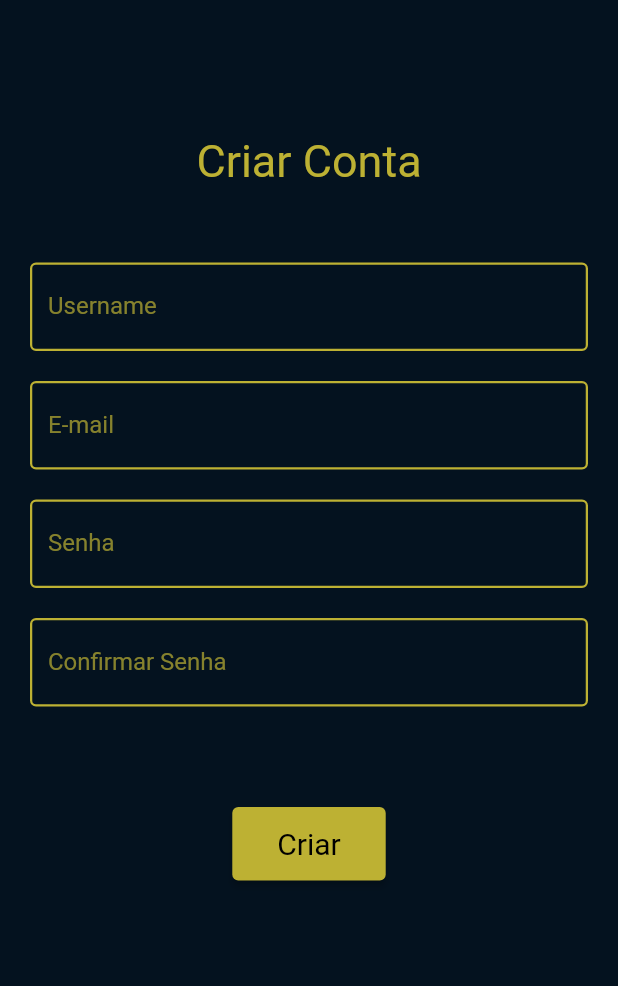
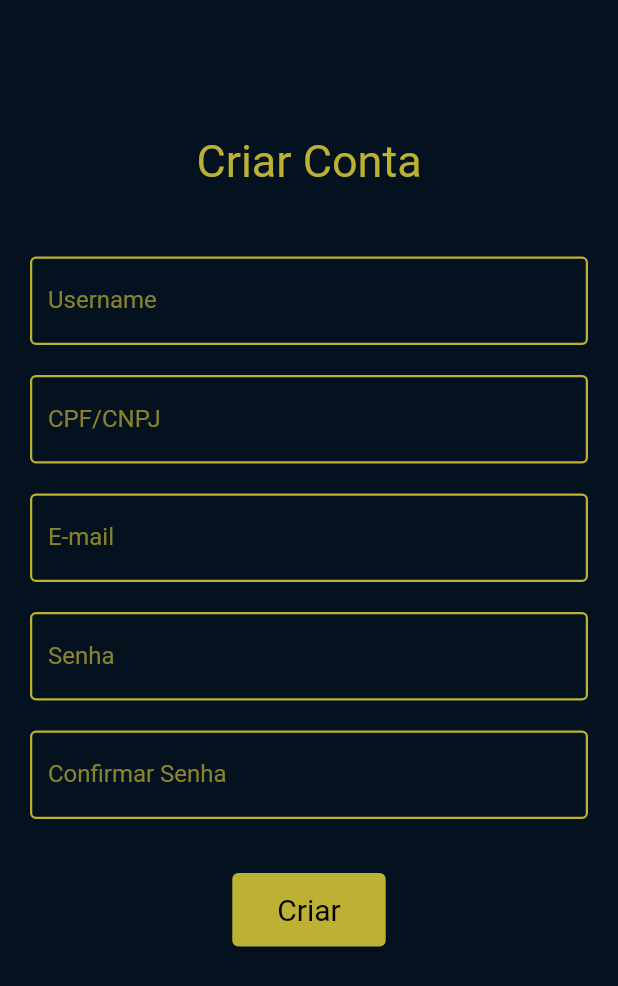
Before and after one commit to JussaraR/pi5vtr, a Flutter app: the screen it shows after launch, after a tap on "Registre-se", on a phone screen of 412 x 824 dp. Shown: the top 986 px of the screen. Run offline on Flutter 3.47's test engine with Material 2 defaults, Android fonts, the phone set to English and light mode, and no system bars; missing offline and left inert: dart:ffi; Roboto replaces fonts that are missing (Arial).

Commit message:
criação de tratamentos - tela de cadastro

```diff
--- a/lib/cadastro.dart
+++ b/lib/cadastro.dart
@@ -2,6 +2,7 @@ import 'package:pi5vtr/home_produtos.dart';
 import 'package:flutter/material.dart';
 import 'package:http/http.dart' as http;
 import "dart:convert";
+import 'package:pi5vtr/login.dart';
 
 class Cadastro extends StatefulWidget {
 
@@ -15,7 +16,15 @@ class _CadastroState extends State<Cadastro> {
   TextEditingController _emailController = TextEditingController();
   TextEditingController _passwordController = TextEditingController();
   TextEditingController _passwordConfirmController = TextEditingController();
+  TextEditingController _cpfCnpjController = TextEditingController();
+
   String mensagemErro = "";
+
+  erroCriarConta(String mensagem){
+    setState(() {
+      mensagemErro = mensagem;
+    });
+  }
 
   @override
   Widget build(BuildContext context) {
@@ -39,7 +48,7 @@ class _CadastroState extends State<Cadastro> {
                             //   "images/vtr_logo.png",
                             // ),
                             Padding(
-                              padding: EdgeInsets.fromLTRB(0, 50, 0, 50),
+                              padding: EdgeInsets.fromLTRB(0, 50, 0, 25),
                               child: Text(
                                 "Criar Conta",
                                 style: TextStyle(
@@ -47,6 +56,15 @@ class _CadastroState extends State<Cadastro> {
                                     fontWeight: FontWeight.w400,
                                     color: Color.fromRGBO(189, 177, 51, 1)
                                 ),
+                              ),
+                            ),
+                            Text(
+                                mensagemErro,
+                              style: TextStyle(
+                                fontSize: 18,
+                                fontWeight: FontWeight.w400,
+                                letterSpacing: -0.5,
+                                color: Colors.red,
                               ),
                             ),
                             TextField(
@@ -60,6 +78,25 @@ class _CadastroState extends State<Cadastro> {
                                   disabledBorder: OutlineInputBorder(borderSide: BorderSide(style: BorderStyle.solid, width: 1.5, color: Color.fromRGBO(189, 177, 51, 1))),
                                   label: Text(
                                       "Username",
+                                      style: TextStyle(
+                                        color: Color.fromRGBO(189, 177, 51, 0.7),
+                                      )
+                                  ),
+                                  border: OutlineInputBorder()
+                              ),
+                            ),
+                            Padding(padding: EdgeInsets.fromLTRB(0, 10, 0, 10)),
+                            TextField(
+                              controller: _cpfCnpjController,
+                              style: TextStyle(
+                                color: Color.fromRGBO(189, 177, 51, 1),
+                              ),
+                              keyboardType: TextInputType.text,
+                              decoration: InputDecoration(
+                                  enabledBorder: OutlineInputBorder(borderSide: BorderSide(style: BorderStyle.solid, width: 1.5, color: Color.fromRGBO(189, 177, 51, 1))),
+                                  disabledBorder: OutlineInputBorder(borderSide: BorderSide(style: BorderStyle.solid, width: 1.5, color: Color.fromRGBO(189, 177, 51, 1))),
+                                  label: Text(
+                                      "CPF/CNPJ",
                                       style: TextStyle(
                                         color: Color.fromRGBO(189, 177, 51, 0.7),
                                       )
@@ -114,6 +151,16 @@ class _CadastroState extends State<Cadastro> {
                             Padding(padding: EdgeInsets.fromLTRB(0, 10, 0, 10)),
                             TextField(
                               controller: _passwordConfirmController,
+                              onChanged: (text){
+                                if(_passwordConfirmController.text != _passwordController.text){
+                                  erroCriarConta("Digite senhas iguas");
+                                }else if (text.isEmpty){
+                                  erroCriarConta("");
+                                }
+                                else {
+                                  erroCriarConta("");
+                                }
+                              },
                               style: TextStyle(
                                 color: Color.fromRGBO(189, 177, 51, 1),
                               ),
@@ -133,18 +180,25 @@ class _CadastroState extends State<Cadastro> {
                                   border: OutlineInputBorder()
                               ),
                             ),                            // Padding(padding: EdgeInsets.fromLTRB(0, 10, 0, 5)),
-                            Padding(padding: EdgeInsets.fromLTRB(0, 35, 0, 32),),
+                            Padding(padding: EdgeInsets.fromLTRB(0, 18, 0, 18),),
 
                             ElevatedButton(
                               onPressed: () async {
 
                                 Map<String, dynamic> data_login;
 
-                                String url = "http://192.168.31.92:8080/login";
+                                String url = "http://192.168.31.92:8080/criarconta";
                                 http.Response response;
 
                                 String email = _emailController.text;
                                 String password = _passwordController.text;
+                                String username = _usernameController.text;
+                                String cpf_cnpj = _cpfCnpjController.text;
+                                String data_nascimento = "";
+
+                                if(_usernameController.text.isEmpty || _cpfCnpjController.text.isEmpty ||  _emailController.text.isEmpty || _passwordController.text.isEmpty || _passwordConfirmController.text.isEmpty){
+                                  erroCriarConta("Digite os dados da conta");
+                                } else {
 
                                   Map<String, String> header = {
                                     'Content-Type': 'application/json; charset=UTF-8',
@@ -156,6 +210,9 @@ class _CadastroState extends State<Cadastro> {
                                     body: jsonEncode(<String, String>{
                                       'email': email,
                                       'password': password,
+                                      'data_nascimento': data_nascimento,
+                                      'nome': username,
+                                      'cpf_cnpj':  cpf_cnpj
                                     }),
                                   );
 
@@ -163,29 +220,10 @@ class _CadastroState extends State<Cadastro> {
                                   print(data_login);
 
                                   if (data_login["status_code"] == 404){
-                                  //MENSAGEM CASO LOGIN FALHE
-                                  ScaffoldMessenger.of(context).showSnackBar(
-                                    SnackBar(
-                                      action: SnackBarAction(
-                                        label: 'Action',
-                                        onPressed: () {
-                                          // Code to execute.
-                                        },
-                                      ),
-                                      content: const Text('Verifique seu email/senha.'),
-                                      duration: const Duration(milliseconds: 1500),
-                                      width: 280.0, // Width of the SnackBar.
-                                      padding: const EdgeInsets.symmetric(
-                                        horizontal: 8.0, // Inner padding for SnackBar content.
-                                      ),
-                                      behavior: SnackBarBehavior.floating,
-                                      shape: RoundedRectangleBorder(
-                                        borderRadius: BorderRadius.circular(10.0),
-                                      ),
-                                    ),
-                                  );
+                                    erroCriarConta(data_login["message"]);
                                   } else if (data_login["status_code"] == 200){
-                                  Navigator.push(context, MaterialPageRoute(builder: (context) => Home(data_login["email"], data_login["password"], data_login["id_user"])));
+                                    Navigator.push(context, MaterialPageRoute(builder: (context) => Login()));
+                                  }
                                 }
                               },
                               child: Text(
--- a/lib/login.dart
+++ b/lib/login.dart
@@ -36,7 +36,6 @@ class _LoginState extends State<Login> {
     setState(() {
       mensagemErro = mensagem;
     });
-
   }
 
   @override
@@ -96,7 +95,7 @@ class _LoginState extends State<Login> {
                                   border: OutlineInputBorder()
                               ),
                             ),
-                            Padding(padding: EdgeInsets.fromLTRB(0, 20, 0, 20)),
+                            Padding(padding: EdgeInsets.fromLTRB(0, 10, 0, 10)),
                             TextField(
                               controller: _passwordController,
                               style: TextStyle(
```
Lines whose indentation alone changed are shown as unchanged.
